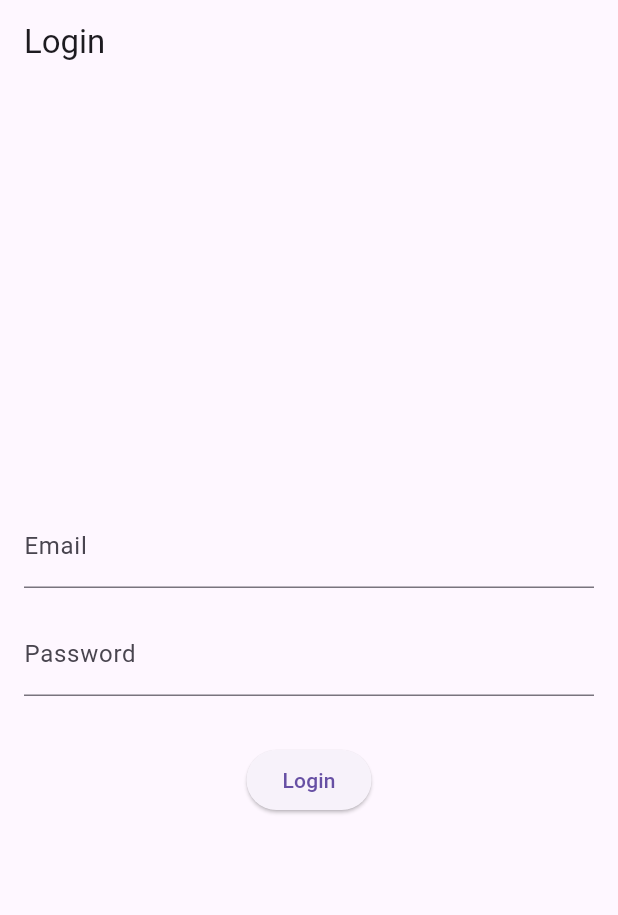
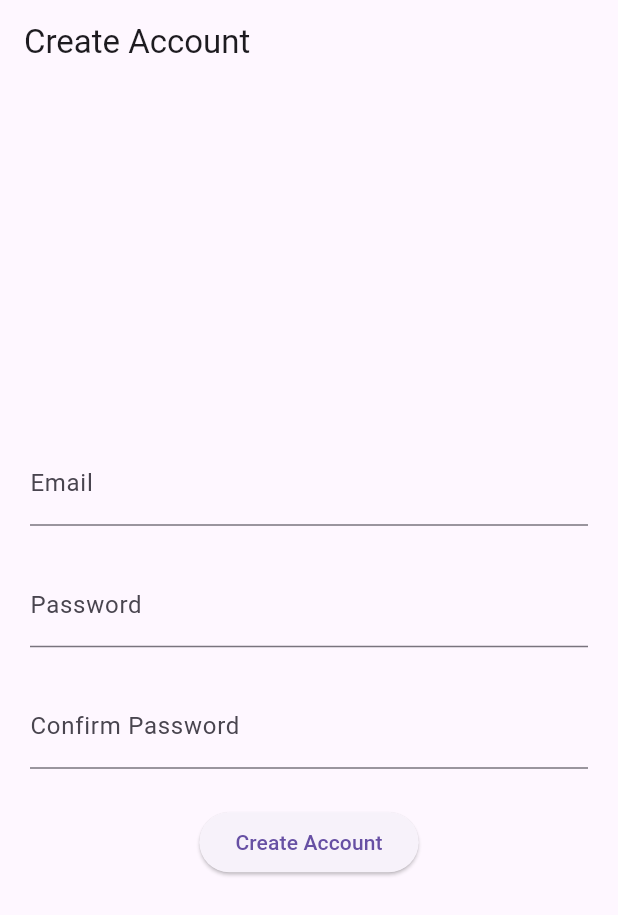
Before and after one commit to overcookedcircuit/Flutter-App, a Flutter app: the screen it shows after launch, on a phone screen of 412 x 824 dp. Shown: the top 915 px of the screen. Run offline on Flutter 3.47's test engine with Material 3 defaults, Android fonts, the light colour scheme and no system bars.

Commit message:
Account creation page

```diff
--- a/ecommerce_shop/lib/main.dart
+++ b/ecommerce_shop/lib/main.dart
@@ -11,11 +11,13 @@ class MyApp extends StatelessWidget {
   Widget build(BuildContext context) {
     return MaterialApp(
       debugShowCheckedModeBanner: false,
-      home: LoginPage(),
+      home: CreateAccountPage(),
     );
   }
 }
 
+
+//This is the login page when a user has an account
 class LoginPage extends StatefulWidget {
   const LoginPage({Key? key}) : super(key: key);
 
@@ -34,7 +36,7 @@ class _LoginPageState extends State<LoginPage> {
     // Check for valid credentials (for demonstration purpose, hardcoded)
     if (_email == '123@gmail.com' && _password == '123') {
       ScaffoldMessenger.of(context).showSnackBar(
-        SnackBar(content: Text('Registration successful')),
+        SnackBar(content: Text('Login successful')),
       );
       Navigator.push(
         context,
@@ -80,6 +82,77 @@ class _LoginPageState extends State<LoginPage> {
   }
 }
 
+//This is the account creation page
+class CreateAccountPage extends StatefulWidget {
+  const CreateAccountPage({super.key});
+
+  @override
+  State<CreateAccountPage> createState() => _CreateAccountPageState();
+}
+
+class _CreateAccountPageState extends State<CreateAccountPage> {
+  TextEditingController _emailController = TextEditingController();
+  TextEditingController _passwordController = TextEditingController();
+  TextEditingController _passConfirmController = TextEditingController();
+
+  void _create(){
+    String _email = _emailController.text.trim();
+    String _password = _passwordController.text.trim();
+    String _confirmPass = _passConfirmController.text.trim();
+
+    if (_password == _confirmPass) {
+      ScaffoldMessenger.of(context).showSnackBar(
+        SnackBar(content: Text('Account created successfully')),
+      );
+      Navigator.push(
+        context,
+        MaterialPageRoute(builder: (context) => LoginPage()),
+      );
+    } else {
+      ScaffoldMessenger.of(context).showSnackBar(
+        SnackBar(content: Text('Account creation failed')),
+      );
+    }
+  }
+
+  @override
+  Widget build(BuildContext context) {
+    return Scaffold(
+      appBar: AppBar(
+        title: Text("Create Account"),
+      ),
+      body: Padding(
+        padding: EdgeInsets.all(20.0),
+        child: Column(
+          mainAxisAlignment: MainAxisAlignment.center,
+          children: [
+            TextField(
+              controller: _emailController,
+              decoration: InputDecoration(labelText: "Email"),
+            ),
+            SizedBox(height: 25.0,),
+            TextField(
+              controller: _passwordController,
+              decoration: InputDecoration(labelText: "Password"),
+              obscureText: true,
+            ),
+            SizedBox(height: 25.0,),
+            TextField(
+              controller: _passConfirmController,
+              decoration: InputDecoration(labelText: "Confirm Password"),
+              obscureText: true,
+            ),
+            SizedBox(height: 25.0,),
+            ElevatedButton(onPressed: _create, child: Text("Create Account")),
+          ],
+        ),
+      ),
+    );
+  }
+}
+
+
+//This is the 1st page after being logged in
 class HomePage extends StatelessWidget {
   final String email;
 
```
